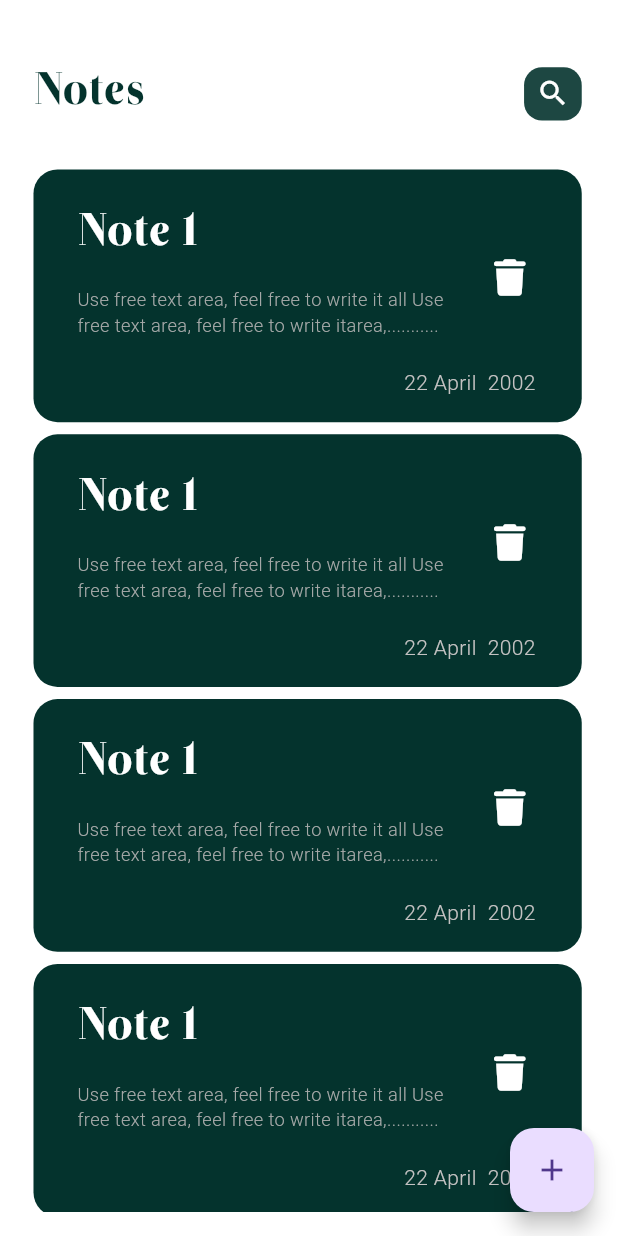
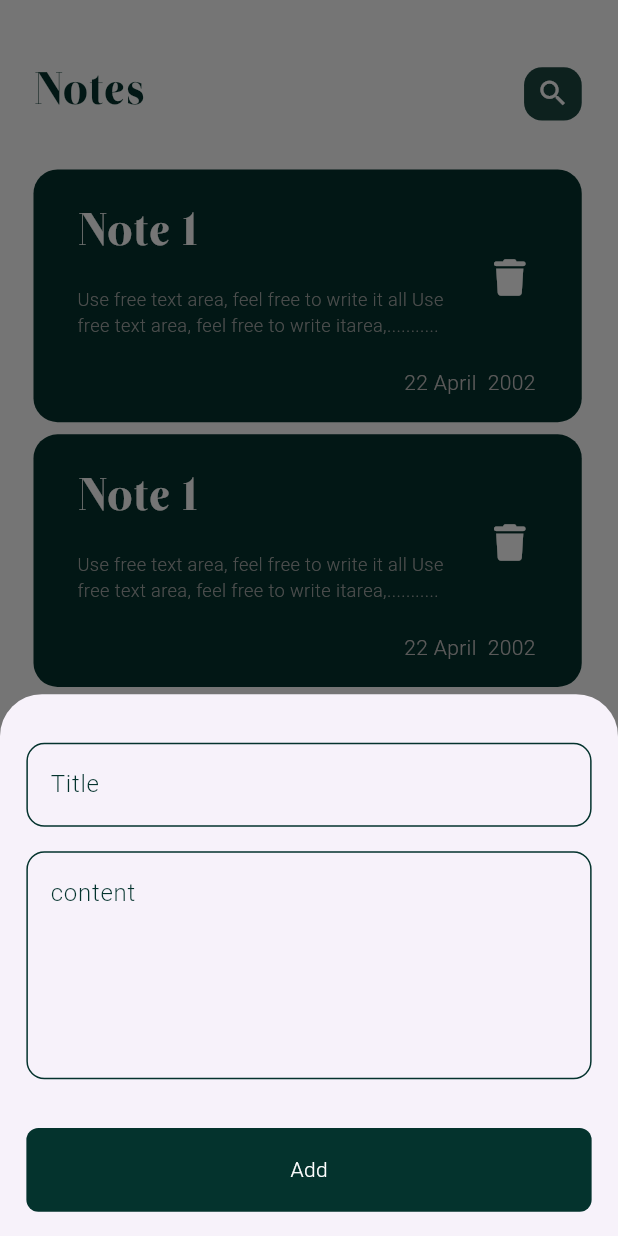
Before and after one commit to nadakhalifa183/note_app, a Flutter app: the HomeView screen opened by its route, after a tap on the "add" icon, on a phone screen of 412 x 824 dp. Run offline on Flutter 3.47's test engine with Material 3 defaults, Android fonts, the phone set to English and light mode, and no system bars; our stand-ins replace flutter_screenutil, font_awesome_flutter.

Commit message:
design bottomSheet ui

```diff
--- a/lib/views/home_view.dart
+++ b/lib/views/home_view.dart
@@ -1,5 +1,6 @@
 import 'package:flutter/material.dart';
 import 'package:note_app/constants.dart';
+import 'package:note_app/views/widgets/custom_bottomSheet.dart';
 
 import 'package:note_app/views/widgets/notesView_body.dart';
 
@@ -11,7 +12,9 @@ class HomeView extends StatelessWidget {
   Widget build(BuildContext context) {
     return  Scaffold(
     floatingActionButton: FloatingActionButton(onPressed: (){
-
+    showModalBottomSheet(context: context, builder: (context){
+      return const AddNoteButtomSheet();
+    });
 
     } , child: const Icon(Icons.add),),
       body: const NotesViewBody()
--- /dev/null
+++ b/lib/views/widgets/custom_bottomsheet.dart
@@ -0,0 +1,41 @@
+import 'package:flutter/material.dart';
+import 'package:flutter_screenutil/flutter_screenutil.dart';
+import 'package:note_app/views/widgets/custom_button.dart';
+import 'package:note_app/views/widgets/custom_textfield.dart';
+
+class AddNoteButtomSheet extends StatelessWidget {
+  const AddNoteButtomSheet({super.key});
+
+  @override
+  Widget build(BuildContext context) {
+    return Padding(
+      padding: EdgeInsets.symmetric(horizontal: 16.w),
+      child: SingleChildScrollView(
+        child: Column(
+          children: [
+            SizedBox(
+              height: 32.h,
+            ),
+            const CustomTextfield(
+              hintText: "Title",
+            ),
+            SizedBox(
+              height: 16.h,
+            ),
+            const CustomTextfield(
+              hintText: "content",
+              maxLines: 5,
+            ),
+             SizedBox(
+              height: 32.h,
+            ),
+         const   CustomButton(),
+          SizedBox(
+              height: 16.h,
+            ),
+          ],
+        ),
+      ),
+    );
+  }
+}
--- /dev/null
+++ b/lib/views/widgets/custom_button.dart
@@ -0,0 +1,24 @@
+import 'package:flutter/material.dart';
+import 'package:flutter_screenutil/flutter_screenutil.dart';
+import 'package:note_app/constants.dart';
+
+class CustomButton extends StatelessWidget {
+  const CustomButton({super.key});
+
+  @override
+  Widget build(BuildContext context) {
+    return Container(
+      height: 55.h,
+      width:MediaQuery.of(context).size.width,
+   decoration: BoxDecoration(
+    color: PrimaryColors.kPrimaryColor,
+    borderRadius: BorderRadius.circular(8),
+   ),
+ child: Center(
+  child: Text("Add" , style: TextStyle(color: Colors.white),),
+ ),
+
+
+    );
+  }
+}
--- /dev/null
+++ b/lib/views/widgets/custom_textfield.dart
@@ -0,0 +1,32 @@
+import 'package:flutter/material.dart';
+import 'package:note_app/constants.dart';
+
+class CustomTextfield extends StatelessWidget {
+  const CustomTextfield({super.key, required this.hintText,  this.maxLines =1});
+  final String hintText;
+  final int maxLines ;
+  @override
+  Widget build(BuildContext context) {
+    return  TextField(
+   cursorColor: PrimaryColors.kPrimaryColor,
+  maxLines: maxLines,
+      decoration: InputDecoration(
+        hintText: hintText,
+        hintStyle:const TextStyle(color: PrimaryColors.kPrimaryColor ),
+
+        border: buildBorder(),
+        enabledBorder: buildBorder(),
+        focusedBorder: buildBorder(),
+
+      ),
+    );
+  }
+
+  OutlineInputBorder buildBorder() {
+    return OutlineInputBorder(
+
+borderRadius: BorderRadius.circular(12),
+borderSide:const BorderSide(color: PrimaryColors.kPrimaryColor)
+      );
+  }
+}
```
